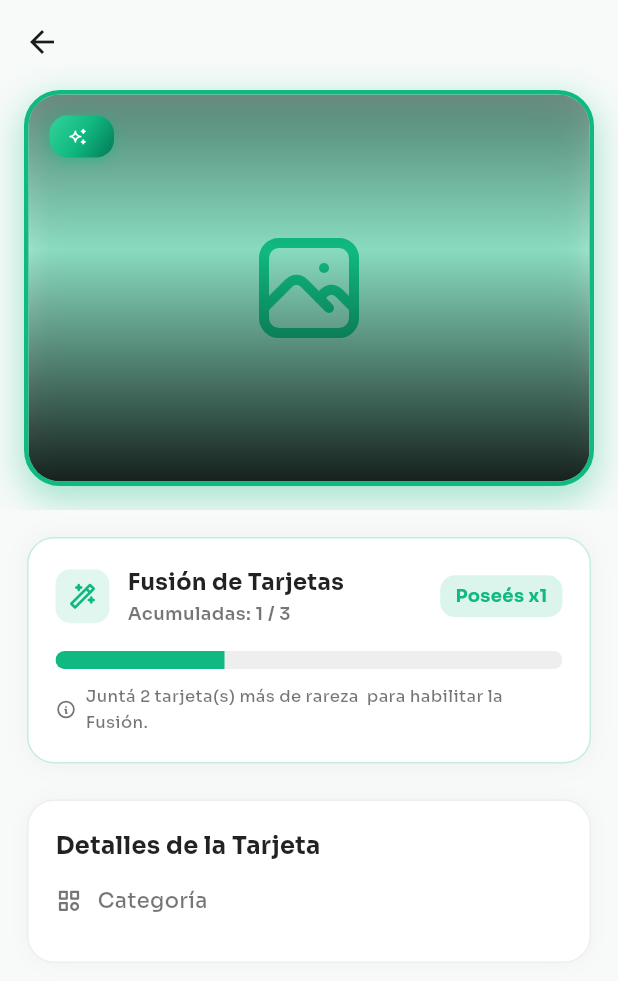
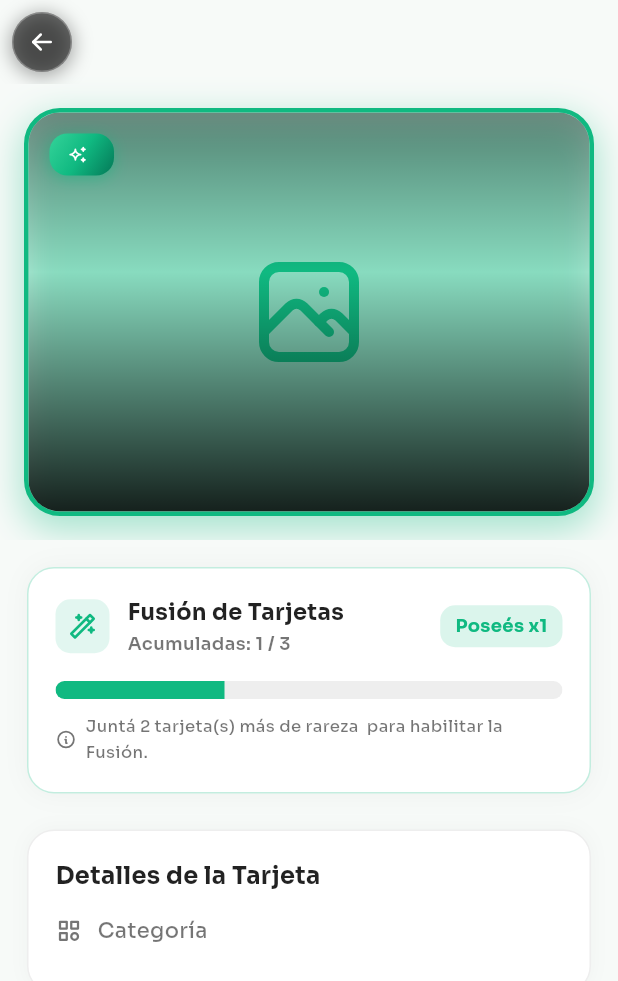
Before and after one commit to fabriciocarrio/app_walkwin, a Flutter app: the CollectibleDetailScreen screen opened directly with empty values, on a phone screen of 412 x 824 dp. Shown: the top 981 px of the screen. Run offline on Flutter 3.47's test engine with Material 3 defaults, Android fonts, the phone set to English and light mode, and no system bars; our stand-ins replace connectivity_plus, device_info_plus, firebase_analytics, firebase_core, flutter_local_notifications, flutter_map and 11 more; missing offline and left inert: flutter_background_service, health, mobile_scanner, posthog_flutter; accounts and stored records are empty; network calls fail.

Commit message:
style: mejorar boton de retorno en detalle de coleccionable con contenedor circular sombreado y mejor espaciado

```diff
--- a/lib/screens/collectible_detail_screen.dart
+++ b/lib/screens/collectible_detail_screen.dart
@@ -292,16 +292,37 @@ class _CollectibleDetailScreenState extends State<CollectibleDetailScreen> {
       body: CustomScrollView(
         slivers: [
           SliverAppBar(
-            expandedHeight: 340,
+            expandedHeight: 360,
             pinned: true,
             backgroundColor: bg,
+            leading: Container(
+              margin: const EdgeInsets.all(8),
+              decoration: BoxDecoration(
+                color: Colors.black.withOpacity(0.55),
+                shape: BoxShape.circle,
+                border: Border.all(color: Colors.white.withOpacity(0.25), width: 1),
+                boxShadow: [
+                  BoxShadow(
+                    color: Colors.black.withOpacity(0.35),
+                    blurRadius: 10,
+                    spreadRadius: 1,
+                    offset: const Offset(0, 2),
+                  ),
+                ],
+              ),
+              child: IconButton(
+                icon: const Icon(TablerIcons.arrow_left, color: Colors.white, size: 20),
+                onPressed: () => Navigator.of(context).pop(),
+                tooltip: 'Volver',
+              ),
+            ),
             flexibleSpace: FlexibleSpaceBar(
               background: Stack(
                 fit: StackFit.expand,
                 children: [
                   // Card Header Preview Container with Glowing Border matching gamification_cards.png
                   Padding(
-                    padding: const EdgeInsets.only(top: 60, left: 16, right: 16, bottom: 16),
+                    padding: const EdgeInsets.only(top: 72, left: 16, right: 16, bottom: 16),
                     child: Container(
                       decoration: BoxDecoration(
                         borderRadius: BorderRadius.circular(24),
```
